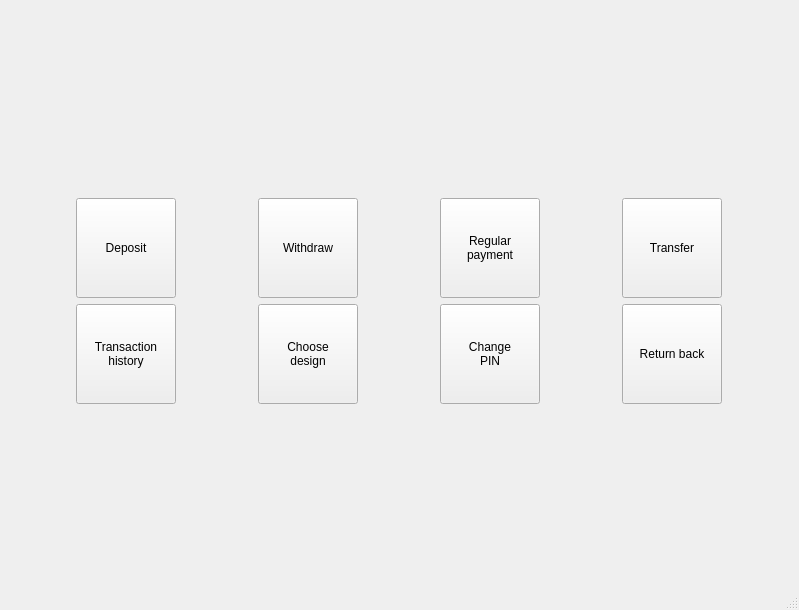
Qt form gui/mainwindow.ui (bergamontt/nong-bong) before a commit.
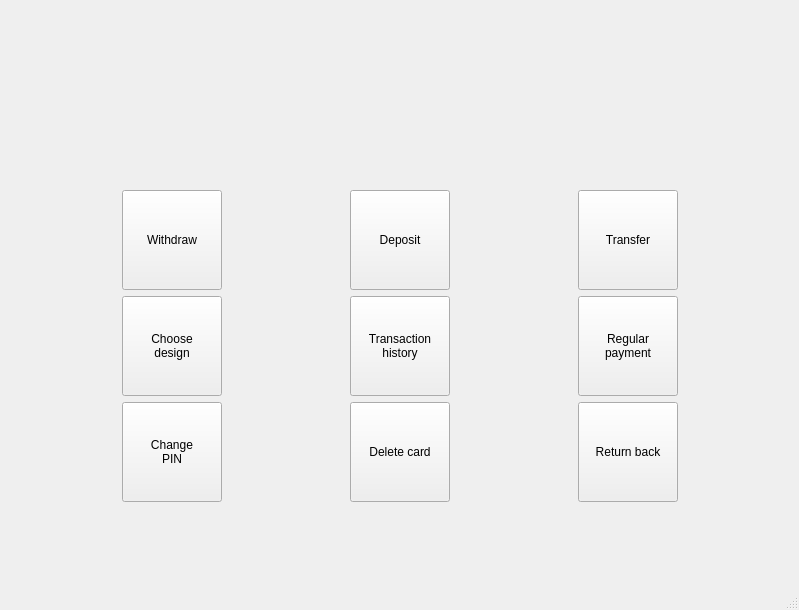
The same form after that commit. The open tabs and pages were chosen to show the change. Custom widgets are drawn as their Qt base class.

Commit message: Added card deletion

```diff
--- a/gui/mainwindow.ui
+++ b/gui/mainwindow.ui
@@ -1759,7 +1759,7 @@
         <x>0</x>
         <y>60</y>
         <width>801</width>
-        <height>392</height>
+        <height>485</height>
        </rect>
       </property>
       <layout class="QVBoxLayout" name="verticalLayout_5">
@@ -1782,27 +1782,7 @@
        </item>
        <item>
         <layout class="QGridLayout" name="gridLayout">
-         <item row="0" column="2">
-          <widget class="QPushButton" name="B_regularPayment">
-           <property name="minimumSize">
-            <size>
-             <width>100</width>
-             <height>100</height>
-            </size>
-           </property>
-           <property name="maximumSize">
-            <size>
-             <width>100</width>
-             <height>100</height>
-            </size>
-           </property>
-           <property name="text">
-            <string>Regular
-payment</string>
-           </property>
-          </widget>
-         </item>
-         <item row="1" column="2">
+         <item row="2" column="2">
           <widget class="QPushButton" name="B_changePin">
            <property name="minimumSize">
             <size>
@@ -1822,8 +1802,8 @@
            </property>
           </widget>
          </item>
-         <item row="0" column="0">
-          <widget class="QPushButton" name="B_deposit">
+         <item row="0" column="4">
+          <widget class="QPushButton" name="B_transfer">
            <property name="minimumSize">
             <size>
              <width>100</width>
@@ -1837,11 +1817,11 @@
             </size>
            </property>
            <property name="text">
-            <string>Deposit</string>
+            <string>Transfer</string>
            </property>
           </widget>
          </item>
-         <item row="1" column="0">
+         <item row="1" column="3">
           <widget class="QPushButton" name="B_transactionHistory">
            <property name="minimumSize">
             <size>
@@ -1861,8 +1841,8 @@
            </property>
           </widget>
          </item>
-         <item row="0" column="1">
-          <widget class="QPushButton" name="B_withdraw">
+         <item row="2" column="3">
+          <widget class="QPushButton" name="B_deleteCard">
            <property name="minimumSize">
             <size>
              <width>100</width>
@@ -1876,11 +1856,11 @@
             </size>
            </property>
            <property name="text">
-            <string>Withdraw</string>
+            <string>Delete card</string>
            </property>
           </widget>
          </item>
-         <item row="1" column="1">
+         <item row="1" column="2">
           <widget class="QPushButton" name="B_chooseDesign">
            <property name="minimumSize">
             <size>
@@ -1900,26 +1880,7 @@
            </property>
           </widget>
          </item>
-         <item row="0" column="3">
-          <widget class="QPushButton" name="B_transfer">
-           <property name="minimumSize">
-            <size>
-             <width>100</width>
-             <height>100</height>
-            </size>
-           </property>
-           <property name="maximumSize">
-            <size>
-             <width>100</width>
-             <height>100</height>
-            </size>
-           </property>
-           <property name="text">
-            <string>Transfer</string>
-           </property>
-          </widget>
-         </item>
-         <item row="1" column="3">
+         <item row="2" column="4">
           <widget class="QPushButton" name="B_toCardList">
            <property name="minimumSize">
             <size>
@@ -1938,6 +1899,64 @@
            </property>
           </widget>
          </item>
+         <item row="1" column="4">
+          <widget class="QPushButton" name="B_regularPayment">
+           <property name="minimumSize">
+            <size>
+             <width>100</width>
+             <height>100</height>
+            </size>
+           </property>
+           <property name="maximumSize">
+            <size>
+             <width>100</width>
+             <height>100</height>
+            </size>
+           </property>
+           <property name="text">
+            <string>Regular
+payment</string>
+           </property>
+          </widget>
+         </item>
+         <item row="0" column="2">
+          <widget class="QPushButton" name="B_withdraw">
+           <property name="minimumSize">
+            <size>
+             <width>100</width>
+             <height>100</height>
+            </size>
+           </property>
+           <property name="maximumSize">
+            <size>
+             <width>100</width>
+             <height>100</height>
+            </size>
+           </property>
+           <property name="text">
+            <string>Withdraw</string>
+           </property>
+          </widget>
+         </item>
+         <item row="0" column="3">
+          <widget class="QPushButton" name="B_deposit">
+           <property name="minimumSize">
+            <size>
+             <width>100</width>
+             <height>100</height>
+            </size>
+           </property>
+           <property name="maximumSize">
+            <size>
+             <width>100</width>
+             <height>100</height>
+            </size>
+           </property>
+           <property name="text">
+            <string>Deposit</string>
+           </property>
+          </widget>
+         </item>
         </layout>
        </item>
       </layout>
```
Left out of the diff: 4 changed lines with no effect on the pictures. The commit also changes 2 other files.
